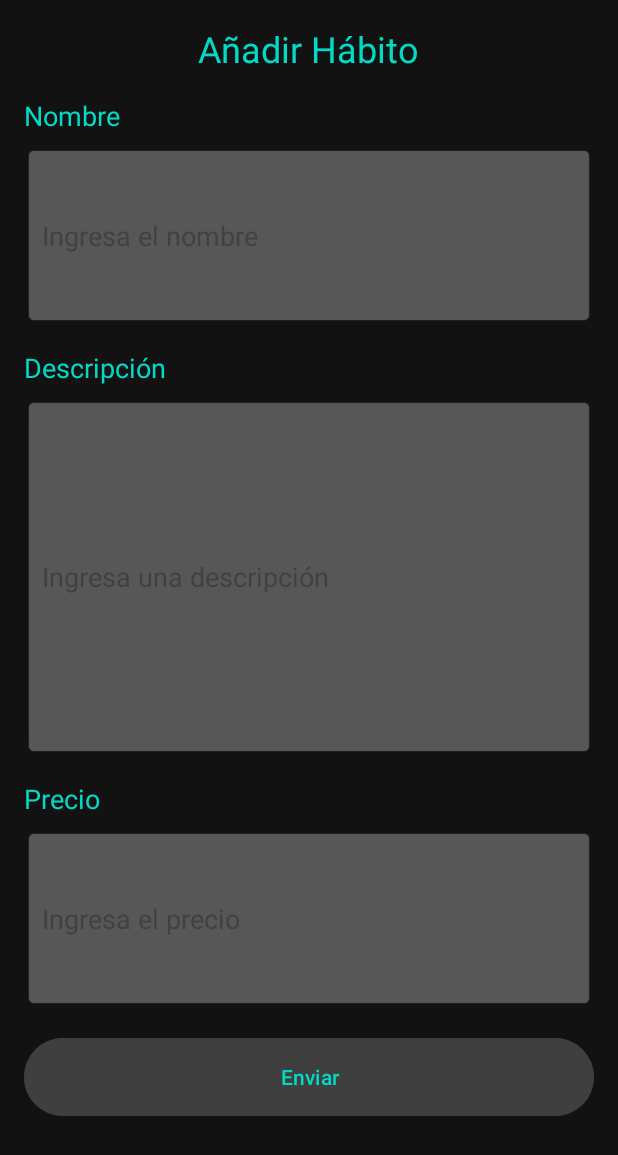
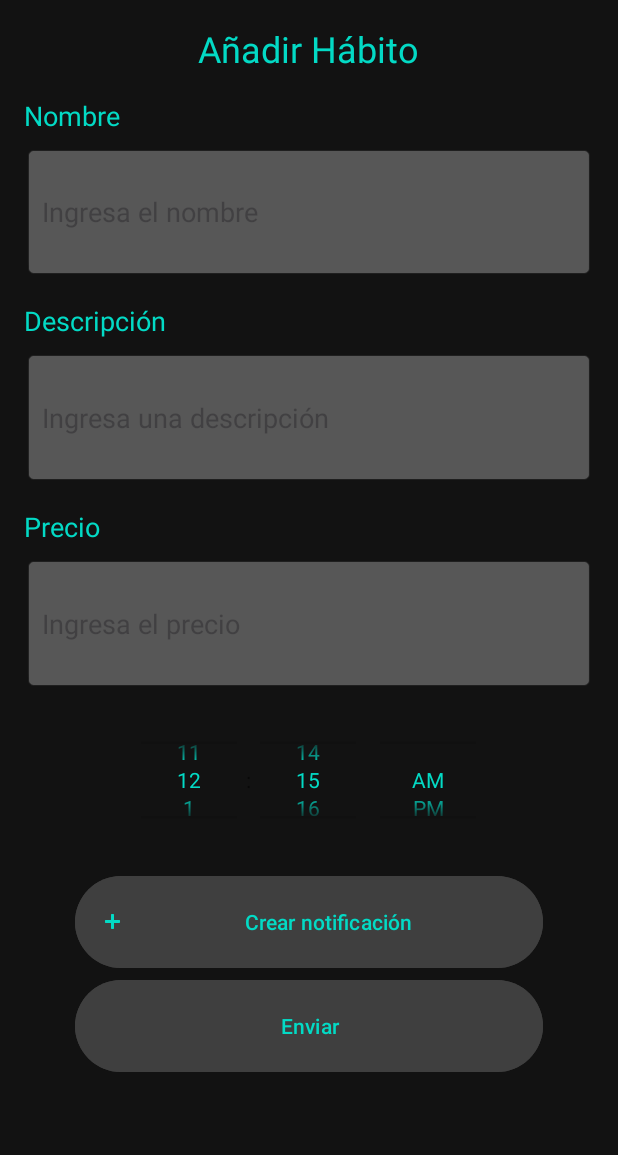
Before and after one commit to rubensb02/habitos, an Android app: the AddHabito screen opened directly, with no data from a screen before it, on a phone screen of 412 x 824 dp. Shown: the top 1155 px of the screen. Run offline under Robolectric (Android 15) with nearby library versions, the phone set to English and light mode, and no system bars.

```diff
--- a/app/src/main/AndroidManifest.xml
+++ b/app/src/main/AndroidManifest.xml
@@ -16,6 +16,8 @@
         android:supportsRtl="true"
         android:theme="@style/Theme.HabitosVersion1"
         tools:targetApi="31">
+
+
         <activity
             android:name=".AddHabito"
             android:exported="false" />
@@ -27,7 +29,8 @@
 
                 <category android:name="android.intent.category.LAUNCHER" />
             </intent-filter>
-        </activity>
+        </activity> <!-- Declaración del receptor de notificaciones -->
+        <receiver android:name=".NotificationReceiver" />
     </application>
 
 </manifest>
--- a/app/src/main/res/layout/add_habito.xml
+++ b/app/src/main/res/layout/add_habito.xml
@@ -18,6 +18,7 @@
         android:weightSum="1">
 
         <!-- Título de la pantalla -->
+
         <TextView
             android:id="@+id/tvTitle"
             android:layout_width="wrap_content"
@@ -67,16 +68,16 @@
 
         <EditText
             android:id="@+id/etDescripcion"
-            android:backgroundTint="#575757"
             android:layout_width="match_parent"
             android:layout_height="0dp"
-            android:layout_weight="0.4"
+            android:layout_weight="0.2"
+            android:background="@android:drawable/editbox_background_normal"
+            android:backgroundTint="#575757"
             android:hint="Ingresa una descripción"
-            android:textColor="#FFFFFF"
             android:inputType="textMultiLine"
             android:minLines="5"
             android:padding="12dp"
-            android:background="@android:drawable/editbox_background_normal" />
+            android:textColor="#FFFFFF" />
 
         <!-- Espacio -->
         <View
@@ -110,17 +111,43 @@
             android:layout_width="match_parent"
             android:layout_height="16dp" />
 
-        <!-- Botón para enviar -->
+        <TimePicker
+            android:id="@+id/timePicker"
+            android:layout_width="378dp"
+            android:layout_height="88dp"
+            android:theme="@style/CustomTimePickerTheme"
+            android:textColorPrimary="#FF03DAC5"
+            android:timePickerMode="spinner" />
+
+        <!-- Espacio -->
+        <View
+            android:layout_width="match_parent"
+            android:layout_height="16dp" />
+
+
+        <Button
+            android:id="@+id/create_notification_button"
+            android:layout_width="312dp"
+            android:layout_height="25dp"
+            android:layout_gravity="center"
+            android:layout_weight="0.1"
+            android:backgroundTint="#3f3f3f"
+            android:padding="16dp"
+            android:text="Crear notificación"
+            android:textColor="#FF03DAC5"
+            app:icon="@android:drawable/ic_input_add"
+            app:iconTint="#FF03DAC5" />
+
         <Button
             android:id="@+id/buttonSave"
-            android:layout_width="match_parent"
-            android:layout_height="0dp"
+            android:layout_width="312dp"
+            android:layout_height="25dp"
+            android:layout_gravity="center"
             android:layout_weight="0.1"
+            android:backgroundTint="#3f3f3f"
+            android:padding="16dp"
             android:text="Enviar"
-            android:textColor="#FF03DAC5"
-            android:backgroundTint="#3f3f3f"
-            android:layout_gravity="center"
-            android:padding="16dp" />
+            android:textColor="#FF03DAC5" />
 
     </LinearLayout>
 
--- /dev/null
+++ b/app/src/main/res/values/styles.xml
@@ -0,0 +1,12 @@
+<?xml version="1.0" encoding="utf-8"?>
+<resources>
+    <!-- Tema personalizado para TimePicker -->
+    <style name="CustomTimePickerTheme" parent="Theme.AppCompat.Light.Dialog">
+        <!-- Cambiar el color del texto principal (los números del TimePicker) -->
+        <item name="android:textColorPrimary">#FF03DAC5</item> <!-- Rojo -->
+
+        <!-- Cambiar el color de fondo del TimePicker -->
+        <item name="android:colorBackground">#F0F0F0</item> <!-- Gris claro -->
+
+    </style>
+</resources>
```
Also changed, not shown: app/src/main/java/com/ruben/habitosversion1/AddHabito.java (+116 -0 lines), app/src/main/java/com/ruben/habitosversion1/MainActivity.java (+1 -83 lines), app/src/main/java/com/ruben/habitosversion1/NotificationReceiver.java (+13 -1 lines), app/src/main/res/layout/activity_main.xml (+0 -17 lines), app/src/main/res/values/colors.xml (line endings or trailing spaces).
